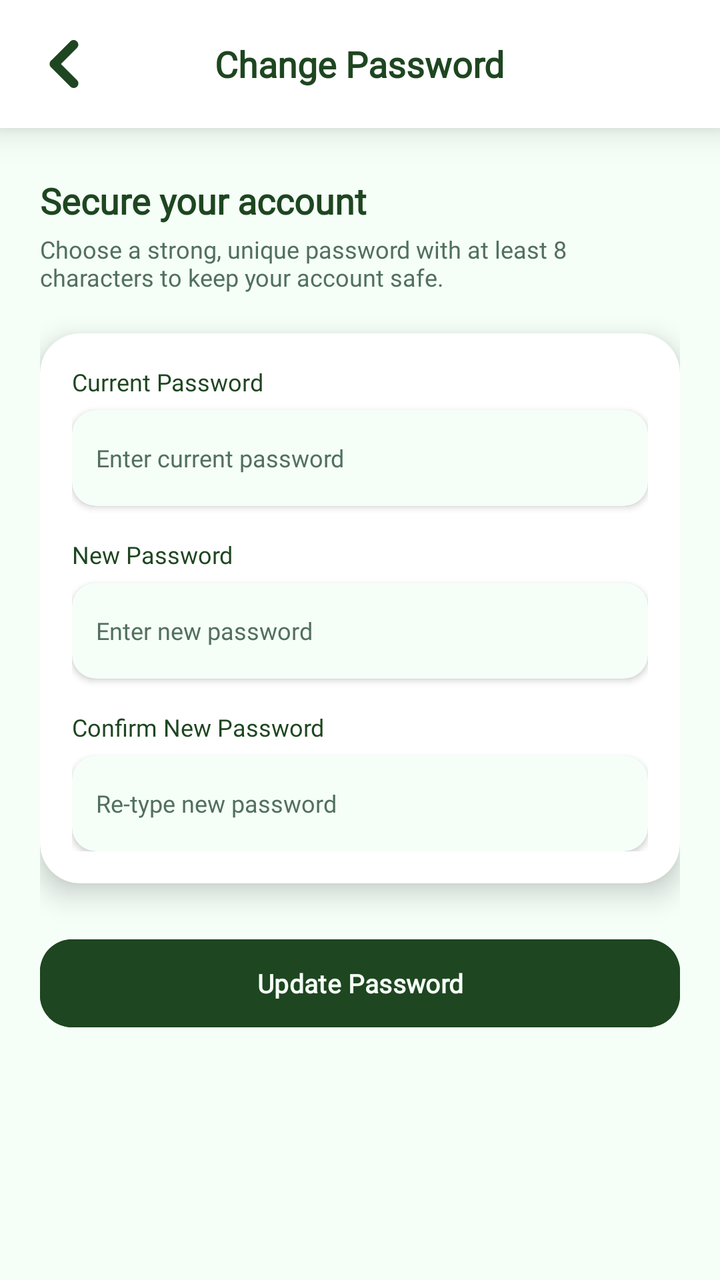
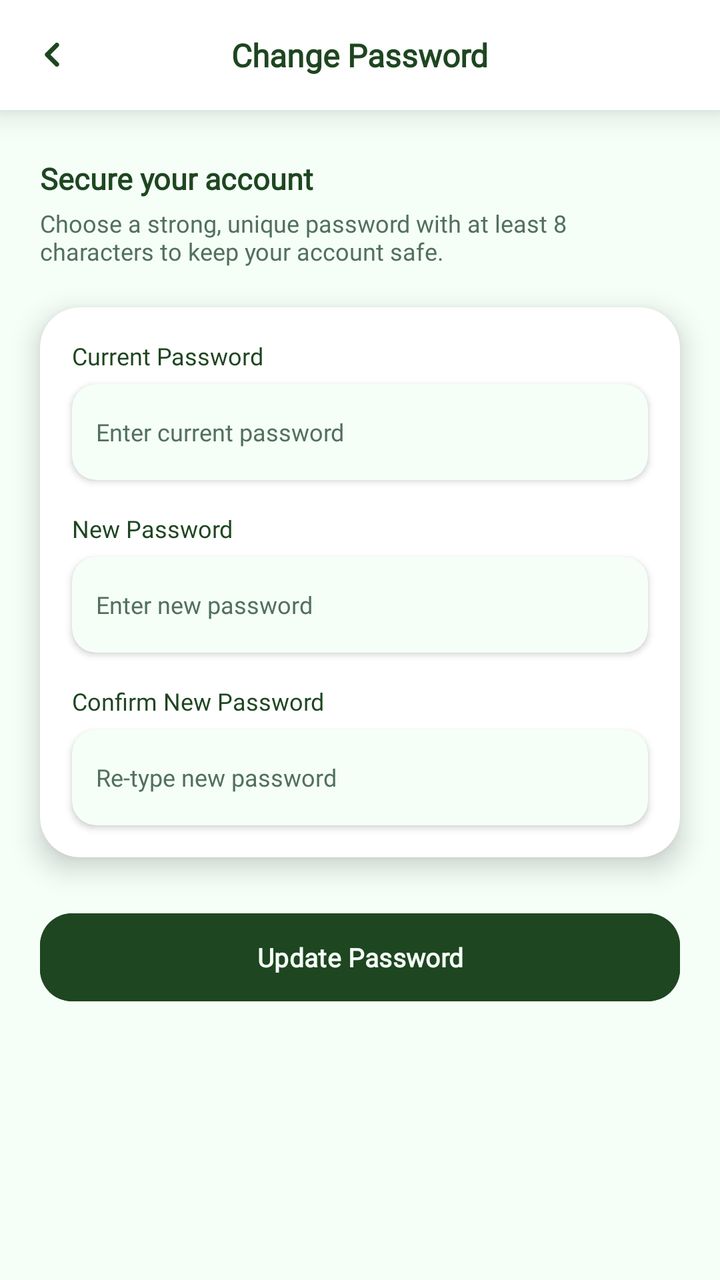

An Android layout rendered at two revisions. The XML below is the earlier revision; the diff shows what the commit changed to produce the second picture.
<!-- AndroidManifest.xml: application theme Theme.SmartGrow -->
<!-- res/layout/fragment_change_password.xml -->
<?xml version="1.0" encoding="utf-8"?>
<LinearLayout
    xmlns:android="http://schemas.android.com/apk/res/android"
    xmlns:app="http://schemas.android.com/apk/res-auto"
    xmlns:tools="http://schemas.android.com/tools"
    android:id="@+id/layout_change_pass"
    android:layout_width="match_parent"
    android:layout_height="match_parent"
    android:orientation="vertical"
    android:background="@color/app_background"
    android:clipChildren="false"
    android:clipToPadding="false">

    
    <com.google.android.material.card.MaterialCardView
        android:layout_width="match_parent"
        android:layout_height="64dp"
        app:cardBackgroundColor="@color/card_background"
        app:cardCornerRadius="0dp"
        app:cardElevation="10dp"
        app:strokeWidth="0dp">

        <RelativeLayout
            android:layout_width="match_parent"
            android:layout_height="match_parent">

            
            <ImageView
                android:id="@+id/btn_back_change_pass"
                android:layout_width="48dp"
                android:layout_height="48dp"
                android:layout_alignParentStart="true"
                android:layout_centerVertical="true"
                android:layout_marginStart="8dp"
                android:background="?attr/selectableItemBackgroundBorderless"
                android:clickable="true"
                android:focusable="true"
                android:padding="12dp"
                android:src="@drawable/ic_back"
                app:tint="@color/primary_green"
                android:contentDescription="Go back" />

            
            <TextView
                android:id="@+id/tv_change_pass_title"
                android:layout_width="wrap_content"
                android:layout_height="wrap_content"
                android:layout_centerInParent="true"
                android:fontFamily="@font/inter_extrabold"
                android:text="Change Password"
                android:textColor="@color/primary_green"
                android:textSize="18sp"
                android:textStyle="bold" />

        </RelativeLayout>
    </com.google.android.material.card.MaterialCardView>

    
    <androidx.core.widget.NestedScrollView
        android:layout_width="match_parent"
        android:layout_height="0dp"
        android:layout_weight="1"
        android:fillViewport="true"
        android:overScrollMode="never"
        android:scrollbars="none">

        <LinearLayout
            android:layout_width="match_parent"
            android:layout_height="wrap_content"
            android:orientation="vertical"
            android:paddingHorizontal="20dp"
            android:paddingTop="24dp"
            android:paddingBottom="40dp">

            <TextView
                android:layout_width="match_parent"
                android:layout_height="wrap_content"
                android:layout_marginBottom="4dp"
                android:fontFamily="@font/inter_extrabold"
                android:text="Secure your account"
                android:textColor="@color/profile_title_color"
                android:textSize="18sp"
                android:textStyle="bold" />

            <TextView
                android:layout_width="match_parent"
                android:layout_height="wrap_content"
                android:layout_marginBottom="20dp"
                android:fontFamily="@font/inter_semibold"
                android:text="Choose a strong, unique password with at least 8 characters to keep your account safe."
                android:textColor="@color/text_secondary"
                android:textSize="12sp" />

            
            <com.google.android.material.card.MaterialCardView
                android:layout_width="match_parent"
                android:layout_height="wrap_content"
                android:layout_marginBottom="24dp"
                app:cardBackgroundColor="@color/card_background"
                app:cardCornerRadius="20dp"
                app:cardElevation="8dp"
                app:strokeWidth="0dp">

                <LinearLayout
                    android:layout_width="match_parent"
                    android:layout_height="wrap_content"
                    android:orientation="vertical"
                    android:padding="16dp">

                    
                    <TextView
                        android:layout_width="wrap_content"
                        android:layout_height="wrap_content"
                        android:layout_marginBottom="6dp"
                        android:fontFamily="@font/inter_extrabold"
                        android:text="Current Password"
                        android:textColor="@color/profile_title_color"
                        android:textSize="12sp" />

                    <com.google.android.material.card.MaterialCardView
                        android:layout_width="match_parent"
                        android:layout_height="48dp"
                        android:layout_marginBottom="16dp"
                        app:cardBackgroundColor="@color/app_background"
                        app:cardCornerRadius="12dp"
                        app:cardElevation="2dp"
                        app:strokeWidth="0dp">

                        <EditText
                            android:id="@+id/et_current_password"
                            android:layout_width="match_parent"
                            android:layout_height="match_parent"
                            android:background="@android:color/transparent"
                            android:fontFamily="@font/inter_semibold"
                            android:hint="Enter current password"
                            android:importantForAutofill="no"
                            android:inputType="textPassword"
                            android:maxLines="1"
                            android:paddingHorizontal="12dp"
                            android:textColor="@color/profile_title_color"
                            android:textColorHint="@color/text_secondary"
                            android:textSize="12sp" />
                    </com.google.android.material.card.MaterialCardView>

                    
                    <TextView
                        android:layout_width="wrap_content"
                        android:layout_height="wrap_content"
                        android:layout_marginBottom="6dp"
                        android:fontFamily="@font/inter_extrabold"
                        android:text="New Password"
                        android:textColor="@color/profile_title_color"
                        android:textSize="12sp" />

                    <com.google.android.material.card.MaterialCardView
                        android:layout_width="match_parent"
                        android:layout_height="48dp"
                        android:layout_marginBottom="16dp"
                        app:cardBackgroundColor="@color/app_background"
                        app:cardCornerRadius="12dp"
                        app:cardElevation="2dp"
                        app:strokeWidth="0dp">

                        <EditText
                            android:id="@+id/et_new_password"
                            android:layout_width="match_parent"
                            android:layout_height="match_parent"
                            android:background="@android:color/transparent"
                            android:fontFamily="@font/inter_semibold"
                            android:hint="Enter new password"
                            android:importantForAutofill="no"
                            android:inputType="textPassword"
                            android:maxLines="1"
                            android:paddingHorizontal="12dp"
                            android:textColor="@color/profile_title_color"
                            android:textColorHint="@color/text_secondary"
                            android:textSize="12sp" />
                    </com.google.android.material.card.MaterialCardView>

                    
                    <TextView
                        android:layout_width="wrap_content"
                        android:layout_height="wrap_content"
                        android:layout_marginBottom="6dp"
                        android:fontFamily="@font/inter_extrabold"
                        android:text="Confirm New Password"
                        android:textColor="@color/profile_title_color"
                        android:textSize="12sp" />

                    <com.google.android.material.card.MaterialCardView
                        android:layout_width="match_parent"
                        android:layout_height="48dp"
                        app:cardBackgroundColor="@color/app_background"
                        app:cardCornerRadius="12dp"
                        app:cardElevation="2dp"
                        app:strokeWidth="0dp">

                        <EditText
                            android:id="@+id/et_confirm_password"
                            android:layout_width="match_parent"
                            android:layout_height="match_parent"
                            android:background="@android:color/transparent"
                            android:fontFamily="@font/inter_semibold"
                            android:hint="Re-type new password"
                            android:importantForAutofill="no"
                            android:inputType="textPassword"
                            android:maxLines="1"
                            android:paddingHorizontal="12dp"
                            android:textColor="@color/profile_title_color"
                            android:textColorHint="@color/text_secondary"
                            android:textSize="12sp" />
                    </com.google.android.material.card.MaterialCardView>

                </LinearLayout>
            </com.google.android.material.card.MaterialCardView>

            
            <com.google.android.material.button.MaterialButton
                android:id="@+id/btn_save_password"
                android:layout_width="match_parent"
                android:layout_height="52dp"
                android:backgroundTint="@color/primary_green"
                android:fontFamily="@font/inter_extrabold"
                android:text="Update Password"
                android:textColor="@color/app_background"
                android:textSize="13sp"
                android:textStyle="bold"
                app:cornerRadius="16dp"
                app:elevation="4dp" />

        </LinearLayout>
    </androidx.core.widget.NestedScrollView>

</LinearLayout>
<!-- resources referenced by this layout -->
<resources>
  <color name="app_background">#F5FFF8</color>
  <color name="card_background">#FFFFFF</color>
  <color name="primary_green">#1e4620</color>
  <color name="profile_title_color">#1e4620</color>
  <color name="text_secondary">#52705D</color>
  <!-- drawable ic_back (drawable) -->
  <vector xmlns:android="http://schemas.android.com/apk/res/android"
      android:width="512dp"
      android:height="512dp"
      android:viewportWidth="512"
      android:viewportHeight="512">
    <path
        android:pathData="M353.56,0.08C357.11,0.08 360.66,0.08 364.22,0.08C367.19,1.92 374.58,2.14 378.56,4.11C393.52,11.5 404.28,23.82 407.7,40.46C414.26,72.47 386.01,92.33 366.38,112.23C334.11,144.95 301.48,177.34 268.9,209.75C258.82,219.77 248.74,229.81 238.73,239.91C233.63,245.06 227.91,249.93 223.3,255.53C228.34,261.95 235.03,267.53 240.83,273.29C251.85,284.23 262.79,295.27 273.78,306.24C304.6,336.98 335.02,368.15 366.11,398.6C372.57,404.93 378.91,411.37 385.28,417.77C400.7,433.28 412.97,447.13 408.61,471.07C405.55,487.85 394.47,500.51 379.48,507.87C375.55,509.8 368.01,510.1 365.13,511.92C361.58,511.92 358.03,511.92 354.48,511.92C352.39,510.58 348.57,510.58 346.03,509.88C341.29,508.57 336.65,506.39 332.46,503.79C324.57,498.91 318.22,490.86 311.69,484.36C299.66,472.39 287.73,460.31 275.69,448.35C237.53,410.45 199.54,372.38 161.6,334.26C150.65,323.25 139.59,312.33 128.65,301.3C124.81,297.43 120.03,294.72 116.33,290.7C107.37,280.97 102.73,268.77 102.71,255.53C102.7,242.34 107.38,230.05 116.33,220.36C120.03,216.35 124.82,213.64 128.65,209.76C139.26,199.03 150,188.42 160.67,177.74C198.7,139.71 236.5,101.45 274.77,63.66C286.84,51.74 298.7,39.59 310.77,27.66C317.31,21.21 323.51,13.41 331.28,8.4C335.5,5.68 340.28,3.48 345.11,2.13C347.63,1.42 351.5,1.44 353.56,0.08Z"
        android:strokeLineJoin="round"
        android:strokeWidth="0.25"
        android:fillColor="#000000"
        android:fillType="evenOdd"
        android:strokeColor="#000000"/>
  </vector>
  <style name="Theme.SmartGrow" parent="Base.Theme.SmartGrow" />
  <style name="Base.Theme.SmartGrow" parent="Theme.Material3.DayNight.NoActionBar">
          <item name="android:windowBackground">@color/app_background</item>
          <item name="android:windowDisablePreview">true</item>
  
          
          <item name="android:statusBarColor">@color/app_background</item>
          <item name="android:windowLightStatusBar">true</item>
  
          
          <item name="android:navigationBarColor">@color/app_background</item>
          <item name="android:windowLightNavigationBar" ns0:targetApi="o_mr1">true</item>
  
          <item name="android:windowDrawsSystemBarBackgrounds">true</item>
          <item name="android:windowTranslucentStatus">false</item>
          <item name="android:windowTranslucentNavigation">false</item>
  
          
          <item name="popupMenuStyle">@style/ModernPopupMenuStyle</item>
      </style>
  <style name="ModernPopupMenuStyle" parent="Widget.Material3.PopupMenu">
          <item name="android:popupBackground">@android:color/white</item>
      </style>
</resources>

<!-- the commit's change to res/layout/fragment_change_password.xml (unified diff, before → after) -->
@@ -14,21 +14,25 @@
     
     <com.google.android.material.card.MaterialCardView
         android:layout_width="match_parent"
-        android:layout_height="64dp"
+        android:layout_height="55dp"
         app:cardBackgroundColor="@color/card_background"
         app:cardCornerRadius="0dp"
         app:cardElevation="10dp"
-        app:strokeWidth="0dp">
+        app:strokeWidth="0dp"
+        android:clipChildren="false"
+        android:clipToPadding="false">
 
         <RelativeLayout
             android:layout_width="match_parent"
-            android:layout_height="match_parent">
+            android:layout_height="match_parent"
+            android:clipChildren="false"
+            android:clipToPadding="false">
 
             
             <ImageView
                 android:id="@+id/btn_back_change_pass"
-                android:layout_width="48dp"
-                android:layout_height="48dp"
+                android:layout_width="36dp"
+                android:layout_height="36dp"
                 android:layout_alignParentStart="true"
                 android:layout_centerVertical="true"
                 android:layout_marginStart="8dp"
@@ -49,7 +53,7 @@
                 android:fontFamily="@font/inter_extrabold"
                 android:text="Change Password"
                 android:textColor="@color/primary_green"
-                android:textSize="18sp"
+                android:textSize="16sp"
                 android:textStyle="bold" />
 
         </RelativeLayout>
@@ -62,7 +66,9 @@
         android:layout_weight="1"
         android:fillViewport="true"
         android:overScrollMode="never"
-        android:scrollbars="none">
+        android:scrollbars="none"
+        android:clipChildren="false"
+        android:clipToPadding="false">
 
         <LinearLayout
             android:layout_width="match_parent"
@@ -70,7 +76,9 @@
             android:orientation="vertical"
             android:paddingHorizontal="20dp"
             android:paddingTop="24dp"
-            android:paddingBottom="40dp">
+            android:paddingBottom="40dp"
+            android:clipChildren="false"
+            android:clipToPadding="false">
 
             <TextView
                 android:layout_width="match_parent"
@@ -79,7 +87,7 @@
                 android:fontFamily="@font/inter_extrabold"
                 android:text="Secure your account"
                 android:textColor="@color/profile_title_color"
-                android:textSize="18sp"
+                android:textSize="15sp"
                 android:textStyle="bold" />
 
             <TextView
@@ -99,13 +107,17 @@
                 app:cardBackgroundColor="@color/card_background"
                 app:cardCornerRadius="20dp"
                 app:cardElevation="8dp"
-                app:strokeWidth="0dp">
+                app:strokeWidth="0dp"
+                android:clipChildren="false"
+                android:clipToPadding="false">
 
                 <LinearLayout
                     android:layout_width="match_parent"
                     android:layout_height="wrap_content"
                     android:orientation="vertical"
-                    android:padding="16dp">
+                    android:padding="16dp"
+                    android:clipChildren="false"
+                    android:clipToPadding="false">
 
                     
                     <TextView
@@ -124,7 +136,9 @@
                         app:cardBackgroundColor="@color/app_background"
                         app:cardCornerRadius="12dp"
                         app:cardElevation="2dp"
-                        app:strokeWidth="0dp">
+                        app:strokeWidth="0dp"
+                        android:clipChildren="false"
+                        android:clipToPadding="false">
 
                         <EditText
                             android:id="@+id/et_current_password"
@@ -159,7 +173,9 @@
                         app:cardBackgroundColor="@color/app_background"
                         app:cardCornerRadius="12dp"
                         app:cardElevation="2dp"
-                        app:strokeWidth="0dp">
+                        app:strokeWidth="0dp"
+                        android:clipChildren="false"
+                        android:clipToPadding="false">
 
                         <EditText
                             android:id="@+id/et_new_password"
@@ -193,7 +209,9 @@
                         app:cardBackgroundColor="@color/app_background"
                         app:cardCornerRadius="12dp"
                         app:cardElevation="2dp"
-                        app:strokeWidth="0dp">
+                        app:strokeWidth="0dp"
+                        android:clipChildren="false"
+                        android:clipToPadding="false">
 
                         <EditText
                             android:id="@+id/et_confirm_password"
